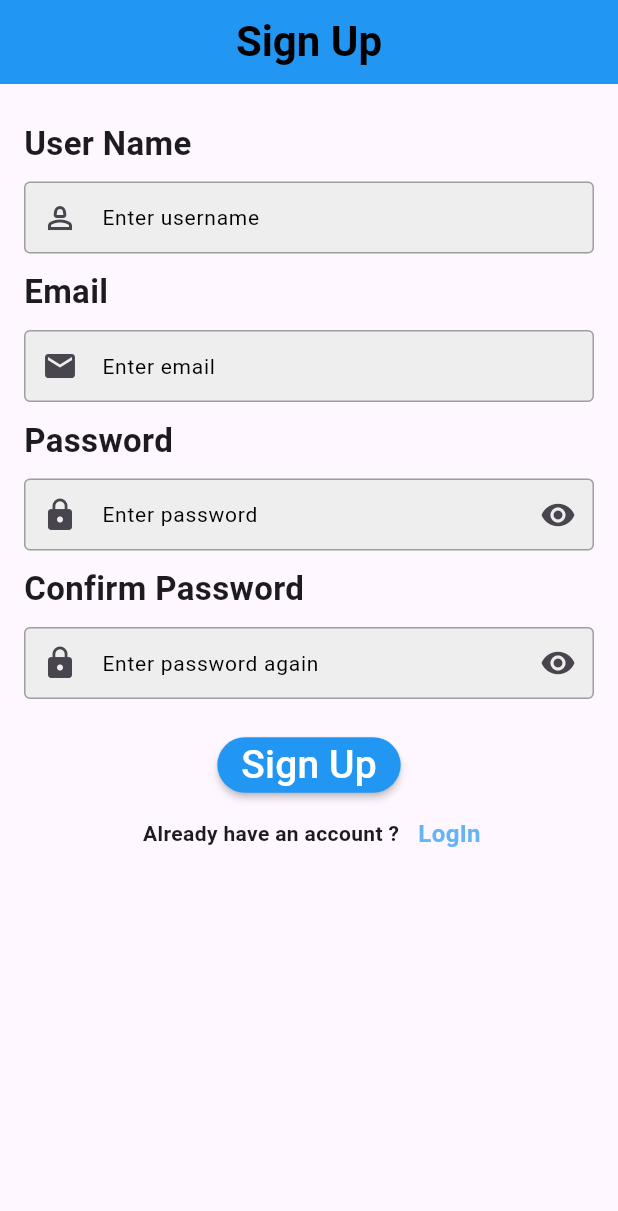
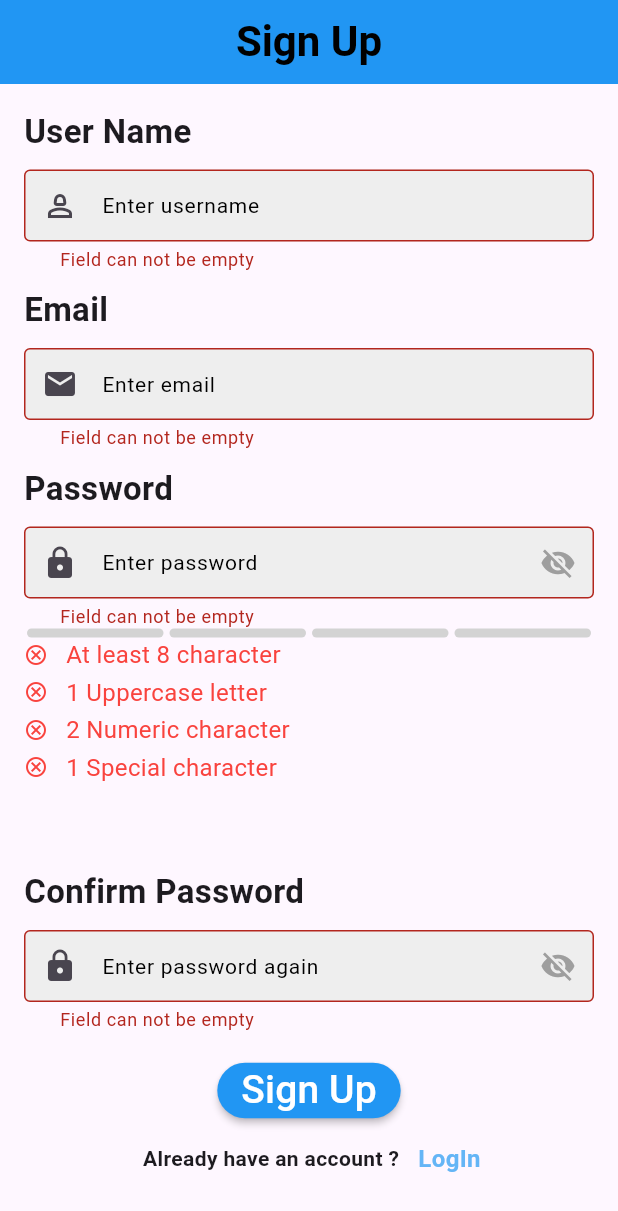
Before and after one commit to SuperPasaa/UserProjectSecond, a Flutter app: the SignUpPage screen opened by its route, after a tap on "Sign Up", on a phone screen of 412 x 824 dp. Shown: the top 1211 px of the screen. Run offline on Flutter 3.47's test engine with Material 3 defaults, Android fonts, the phone set to English and light mode, and no system bars; drawn by our look-alikes of flutter_pw_validator, modal_progress_hud_nsn; our stand-ins replace firebase_auth, firebase_core, google_sign_in; accounts and stored records are empty; network calls fail.

Commit message:
first commit

```diff
--- a/lib/Pages/Home.dart
+++ b/lib/Pages/Home.dart
@@ -1,7 +1,6 @@
 import 'package:firebase_auth/firebase_auth.dart';
 import 'package:flutter/material.dart';
 import 'package:google_sign_in/google_sign_in.dart';
-import 'package:second_project/Pages/Login_Page.dart';
 
 class HomePage extends StatelessWidget {
   const HomePage({super.key});
--- a/lib/Pages/Sign_Up_Page.dart
+++ b/lib/Pages/Sign_Up_Page.dart
@@ -1,5 +1,7 @@
 import 'package:firebase_auth/firebase_auth.dart';
 import 'package:flutter/material.dart';
+import 'package:flutter_pw_validator/flutter_pw_validator.dart';
+import 'package:modal_progress_hud_nsn/modal_progress_hud_nsn.dart';
 import 'package:second_project/Helper/ShowSnackBar.dart';
 import 'package:second_project/Pages/Login_Page.dart';
 import 'package:second_project/widgets/CustomMaterialButton.dart';
@@ -19,9 +21,17 @@ class _SignUpPageState extends State<SignUpPage> {
   TextEditingController confirmPassword = TextEditingController();
   bool isPasswordHidden = true;
   bool isConfirmPasswordHidden = true;
+  GlobalKey<FormState> formKey = GlobalKey();
+  bool isLoading = false;
+  bool isPasswordEightChar = false;
+  bool hasPasswordOneNumber = false;
+  bool hasPasswordOneUpperCase = false;
+  bool hasPasswordOneSpecialCharacter = false;
   @override
   Widget build(BuildContext context) {
-    return Scaffold(
+    return ModalProgressHUD(
+      inAsyncCall: isLoading,
+      child: Scaffold(
         appBar: AppBar(
           backgroundColor: Colors.blue,
           automaticallyImplyLeading: false,
@@ -36,16 +46,15 @@ class _SignUpPageState extends State<SignUpPage> {
             ),
           ),
         ),
-      body: ListView(
+        body: Form(
+          key: formKey,
+          child: ListView(
             children: [
               Padding(
                 padding: const EdgeInsets.all(16),
                 child: Column(
                   crossAxisAlignment: CrossAxisAlignment.start,
                   children: [
-                const SizedBox(
-                  height: 8,
-                ),
                     const Text(
                       'User Name',
                       style: TextStyle(
@@ -105,11 +114,32 @@ class _SignUpPageState extends State<SignUpPage> {
                             isPasswordHidden = !isPasswordHidden;
                           });
                         },
-                    icon: const Icon(Icons.remove_red_eye_rounded),
+                        icon: !isPasswordHidden
+                            ? const Icon(
+                                Icons.visibility,
+                                color: Colors.black,
+                              )
+                            : const Icon(
+                                Icons.visibility_off,
+                                color: Colors.grey,
                               ),
                       ),
+                    ),
+                    FlutterPwValidator(
+                      width: 400,
+                      height: 140,
+                      minLength: 8,
+                      uppercaseCharCount: 1,
+                      specialCharCount: 1,
+                      numericCharCount: 2,
+                      onSuccess: () {},
+                      onFail: () {
+
+                      },
+                      controller: password,
+                    ),
                     const SizedBox(
-                  height: 10,
+                      height: 20,
                     ),
                     const Text(
                       'Confirm Password',
@@ -122,6 +152,7 @@ class _SignUpPageState extends State<SignUpPage> {
                       height: 10,
                     ),
                     CustomTextForm(
+                      confirmPassword: password,
                       hinttext: 'Enter password again',
                       mycontroller: confirmPassword,
                       icon: Icons.lock,
@@ -132,16 +163,28 @@ class _SignUpPageState extends State<SignUpPage> {
                             isConfirmPasswordHidden = !isConfirmPasswordHidden;
                           });
                         },
-                    icon: const Icon(Icons.remove_red_eye_rounded),
+                        icon: !isConfirmPasswordHidden
+                            ? const Icon(
+                                Icons.visibility,
+                                color: Colors.black,
+                              )
+                            : const Icon(
+                                Icons.visibility_off,
+                                color: Colors.grey,
+                              ),
                       ),
                     ),
                     const SizedBox(
-                  height: 20,
+                      height: 15,
                     ),
                     Center(
                         child: CustomButton(
                       text: 'Sign Up',
                       onPressed: () async {
+                        if (formKey.currentState!.validate()) {
+                          setState(() {
+                            isLoading = false;
+                          });
                           try {
                             final credential = await FirebaseAuth.instance
                                 .createUserWithEmailAndPassword(
@@ -151,13 +194,17 @@ class _SignUpPageState extends State<SignUpPage> {
                             navMehod(context);
                           } on FirebaseAuthException catch (e) {
                             if (e.code == 'weak-password') {
-                        ShowSnackBar(
-                            context, "The password provided is too weak.");
+                              ShowSnackBar(context,
+                                  "The password provided is too weak.");
                             } else if (e.code == 'email-already-in-use') {
                               ShowSnackBar(context, "Email already exsists");
                             }
                           } catch (e) {
                             print(e);
+                          }
+                          setState(() {
+                            isLoading = false;
+                          });
                         }
                       },
                     )),
@@ -186,7 +233,7 @@ class _SignUpPageState extends State<SignUpPage> {
                               context,
                               MaterialPageRoute(
                                 builder: (context) {
-                              return LoginPage();
+                                  return const LoginPage();
                                 },
                               ),
                             );
@@ -199,12 +246,14 @@ class _SignUpPageState extends State<SignUpPage> {
               ),
             ],
           ),
+        ),
+      ),
     );
   }
 
   void navMehod(BuildContext context) {
     Navigator.pushReplacement(context, MaterialPageRoute(builder: (context) {
-      return LoginPage();
+      return const LoginPage();
     }));
   }
 }
--- a/lib/widgets/CustomTextField.dart
+++ b/lib/widgets/CustomTextField.dart
@@ -6,20 +6,28 @@ class CustomTextForm extends StatelessWidget {
   final IconData icon;
   final bool obsecureTe;
   final IconButton? iconButton;
-  final IconData ? suffIcon;
-  const CustomTextForm({
-    super.key,
-    required this.hinttext,
-    required this.mycontroller,
-    required this.icon,
-    required this.obsecureTe,
-    this.iconButton,
-    this.suffIcon
-  });
+  final IconData? suffIcon;
+  final TextEditingController ? confirmPassword;
+    const CustomTextForm(
+      {super.key,
+      required this.hinttext,
+      required this.mycontroller,
+      required this.icon,
+      required this.obsecureTe,
+      this.iconButton,
+      this.suffIcon,  this.confirmPassword});
 
   @override
   Widget build(BuildContext context) {
     return TextFormField(
+      validator: (value) {
+        if (value!.isEmpty) {
+          return "Field can not be empty";
+        }
+        if (value != confirmPassword) {
+          return "Password confirmation do not match password";
+        }
+      },
       obscureText: obsecureTe,
       controller: mycontroller,
       decoration: InputDecoration(
@@ -27,13 +35,14 @@ class CustomTextForm extends StatelessWidget {
           suffixIcon: iconButton,
           hintText: hinttext,
           hintStyle: const TextStyle(fontSize: 14, color: Colors.black),
-          contentPadding: const EdgeInsets.symmetric(vertical: 2, horizontal: 20),
+          contentPadding:
+              const EdgeInsets.symmetric(vertical: 2, horizontal: 20),
           filled: true,
           fillColor: Colors.grey[200],
           border: const OutlineInputBorder(
               // borderRadius: BorderRadius.circular(50),
-              borderSide: BorderSide(
-                  color: Color.fromARGB(255, 184, 184, 184))),
+              borderSide:
+                  BorderSide(color: Color.fromARGB(255, 184, 184, 184))),
           enabledBorder: const OutlineInputBorder(
               // borderRadius: BorderRadius.circular(50),
               borderSide: BorderSide(color: Colors.grey))),
--- a/pubspec.yaml
+++ b/pubspec.yaml
@@ -39,6 +39,8 @@ dependencies:
   firebase_auth: ^4.15.3
   firebase_core: ^2.24.2
   google_sign_in: ^6.2.1
+  modal_progress_hud_nsn: ^0.4.0
+  flutter_pw_validator: ^1.6.0
 
 dev_dependencies:
   flutter_test:
```
Also changed, not shown: lib/Pages/Login_Page.dart (+15 -7 lines), pubspec.lock, 5 other files. Lines whose indentation alone changed are shown as unchanged.
